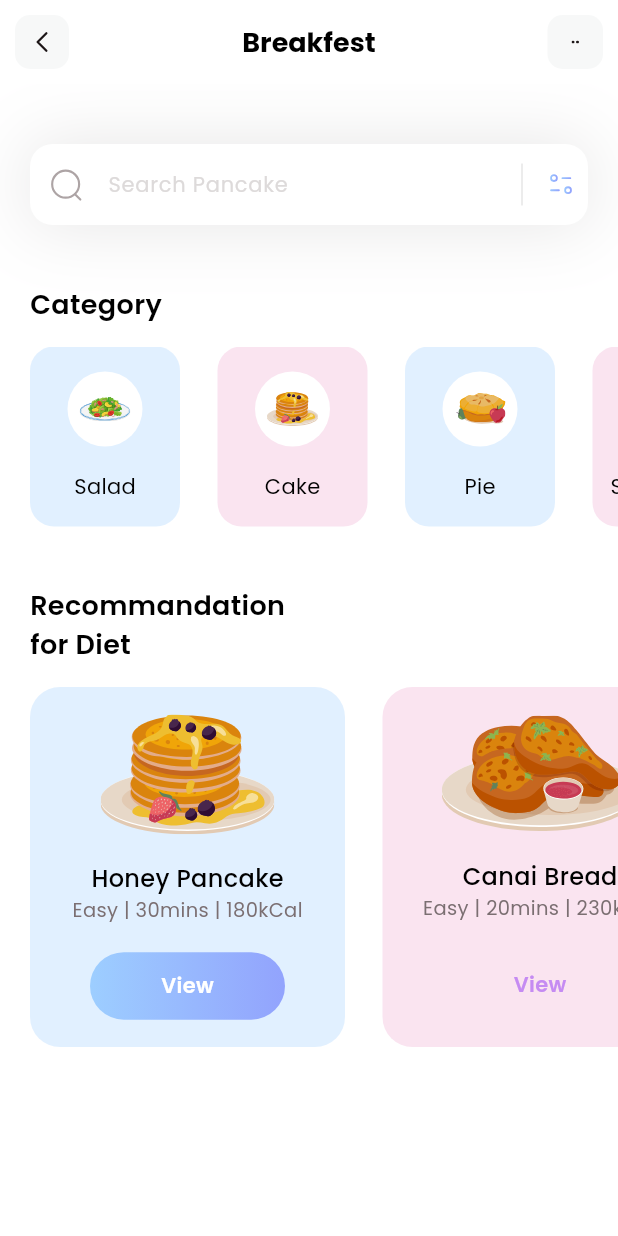
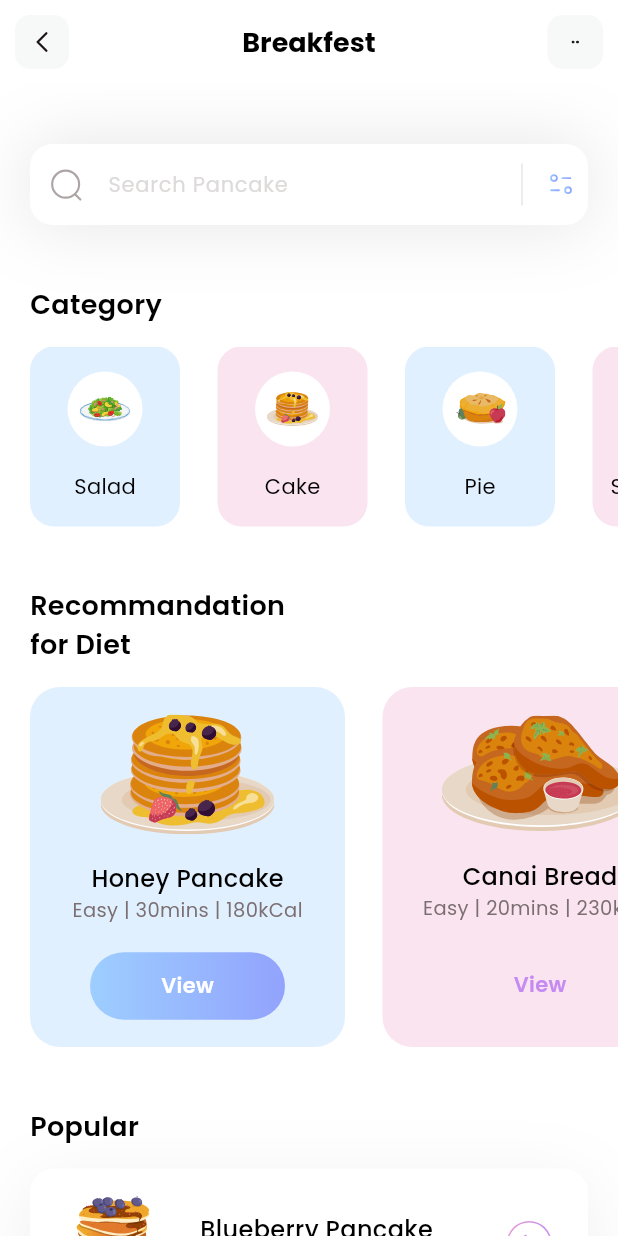
Before and after one commit to kamilawad/meals_app, a Flutter app: the screen it shows after launch, on a phone screen of 412 x 824 dp. Run offline on Flutter 3.47's test engine with Material 3 defaults, Android fonts, the phone set to English and light mode, and no system bars; our stand-ins replace flutter_svg, sqflite; accounts and stored records are empty.

Commit message:
add popular section layout

```diff
--- a/lib/models/diet_model.dart
+++ b/lib/models/diet_model.dart
@@ -19,8 +19,8 @@ class DietModel {
     required this.viewIsSelected
   });
 
-  static List < DietModel > getDiets() {
-    List < DietModel > diets = [];
+  static List <DietModel> getDiets() {
+    List <DietModel> diets = [];
 
     diets.add(
       DietModel(
--- /dev/null
+++ b/lib/models/popular_model.dart
@@ -0,0 +1,45 @@
+class PopularDietsModel {
+  String name;
+  String iconPath;
+  String level;
+  String duration;
+  String calorie;
+  bool boxIsSelected;
+
+  PopularDietsModel({
+    required this.name,
+    required this.iconPath,
+    required this.level,
+    required this.duration,
+    required this.calorie,
+    required this.boxIsSelected
+  });
+
+  static List <PopularDietsModel> getPopularDiets() {
+    List <PopularDietsModel> popularDiets = [];
+
+    popularDiets.add(
+      PopularDietsModel(
+       name: 'Blueberry Pancake',
+       iconPath: 'assets/icons/blueberry-pancake.svg',
+       level: 'Medium',
+       duration: '30mins',
+       calorie: '230kCal',
+       boxIsSelected: true,
+      )
+    );
+
+    popularDiets.add(
+      PopularDietsModel(
+       name: 'Salmon Nigiri',
+       iconPath: 'assets/icons/salmon-nigiri.svg',
+       level: 'Easy',
+       duration: '20mins',
+       calorie: '120kCal',
+       boxIsSelected: false,
+      )
+    );
+
+    return popularDiets;
+  }
+}
--- a/lib/screens/home_screen.dart
+++ b/lib/screens/home_screen.dart
@@ -2,6 +2,7 @@ import 'package:flutter/material.dart';
 import 'package:flutter_svg/flutter_svg.dart';
 import 'package:todo_app/models/category_model.dart';
 import 'package:todo_app/models/diet_model.dart';
+import 'package:todo_app/models/popular_model.dart';
 
 // ignore: must_be_immutable
 class HomeScreen extends StatelessWidget {
@@ -9,10 +10,12 @@ class HomeScreen extends StatelessWidget {
 
   List<CategoryModel> categories = [];
   List<DietModel> diets = [];
+  List<PopularDietsModel> popularDiets = [];
 
   void _getInitialInfo() {
     categories = CategoryModel.getCategories();
     diets = DietModel.getDiets();
+    popularDiets = PopularDietsModel.getPopularDiets();
   }
 
   @override
@@ -24,21 +27,111 @@ class HomeScreen extends StatelessWidget {
       body: ListView(
         children: [
           _searchField(),
-          SizedBox(height: 40,),
+          const SizedBox(height: 40,),
           _categoriesSection(),
-          SizedBox(height: 40,),
+          const SizedBox(height: 40,),
           _dietSection(),
+          const SizedBox(height: 40,),
+          _popularSection(),
+          const SizedBox(height: 40,),
         ],
       ),
     );
+  }
+
+  Column _popularSection() {
+    return Column(
+          crossAxisAlignment: CrossAxisAlignment.start,
+          children: [
+            const Padding(
+              padding: EdgeInsets.only(left: 20),
+              child: Text(
+                'Popular',
+                 style: TextStyle(
+                  color: Colors.black,
+                  fontSize: 18,
+                  fontWeight: FontWeight.w600
+                ),
+              ),
+            ),
+            const SizedBox(height: 15,),
+            ListView.separated(
+              itemCount: popularDiets.length,
+              shrinkWrap: true,
+              separatorBuilder: (context, index) => const SizedBox(height: 25,),
+              padding: const EdgeInsets.only(
+                left: 20,
+                right: 20
+              ),
+              itemBuilder: (context, index) {
+                return Container(
+                  height: 100,
+                  decoration: BoxDecoration(
+                    color: popularDiets[index].boxIsSelected ?
+                     Colors.white : Colors.transparent,
+                    borderRadius: BorderRadius.circular(16),
+                    boxShadow: popularDiets[index].boxIsSelected ? [
+                      BoxShadow(
+                        color: const Color(0xff1D1617).withOpacity(0.07),
+                        offset: const Offset(0, 10),
+                        blurRadius: 40,
+                        spreadRadius: 0
+                      )
+                    ] : []
+                  ),
+                  child: Row(
+                    mainAxisAlignment: MainAxisAlignment.spaceEvenly,
+                    children: [
+                      SvgPicture.asset(
+                        popularDiets[index].iconPath,
+                        width: 65,
+                        height: 65,
+                      ),
+                      Column(
+                        mainAxisAlignment: MainAxisAlignment.center,
+                        crossAxisAlignment: CrossAxisAlignment.start,
+                        children: [
+                          Text(
+                            popularDiets[index].name,
+                            style: const TextStyle(
+                              fontWeight: FontWeight.w500,
+                              color: Colors.black,
+                              fontSize: 16
+                            ),
+                          ),
+                          Text(
+                            '${popularDiets[index].level} | ${popularDiets[index].duration} | ${popularDiets[index].calorie}',
+                            style: const TextStyle(
+                              color: Color(0xff7B6F72),
+                              fontSize: 13,
+                              fontWeight: FontWeight.w400
+                            ),
+                          ),
+                        ],
+                      ),
+                      GestureDetector(
+                        onTap: (){},
+                        child: SvgPicture.asset(
+                          'assets/icons/button.svg',
+                          width: 30,
+                          height: 30,
+                        ),
+                      )
+                    ],
+                  ),
+                );
+              },
+            )
+          ],
+        );
   }
 
   Column _dietSection() {
     return Column(
           crossAxisAlignment: CrossAxisAlignment.start,
           children: [
-            Padding(
-              padding: const EdgeInsets.only(left: 20),
+            const Padding(
+              padding: EdgeInsets.only(left: 20),
               child: Text(
                 'Recommandation\nfor Diet',
                 style: TextStyle(
@@ -48,7 +141,7 @@ class HomeScreen extends StatelessWidget {
                 ),
               ),
             ),
-            SizedBox(height: 15,),
+            const SizedBox(height: 15,),
             Container(
               height: 240,
               child: ListView.separated(
@@ -67,15 +160,15 @@ class HomeScreen extends StatelessWidget {
                           children: [
                             Text(
                               diets[index].name,
-                              style: TextStyle(
+                              style: const TextStyle(
                                 fontWeight: FontWeight.w500,
                                 color: Colors.black,
                                 fontSize: 16
                               ),
                             ),
                             Text(
-                              diets[index].level + ' | ' + diets[index].duration + ' | ' + diets[index].calorie,
-                              style: TextStyle(
+                              '${diets[index].level} | ${diets[index].duration} | ${diets[index].calorie}',
+                              style: const TextStyle(
                                 fontWeight: FontWeight.w400,
                                 color: Color(0xff7B6F72),
                                 fontSize: 13
@@ -110,9 +203,9 @@ class HomeScreen extends StatelessWidget {
                     ),
                   );
                 },
-                separatorBuilder: (context, index) => SizedBox(width: 25,),
+                separatorBuilder: (context, index) => const SizedBox(width: 25,),
                 itemCount: diets.length,
-                padding: EdgeInsets.only(
+                padding: const EdgeInsets.only(
                   left: 20,
                   right: 20
                 ),
@@ -127,8 +220,8 @@ class HomeScreen extends StatelessWidget {
     return Column(
           crossAxisAlignment: CrossAxisAlignment.start,
           children: [
-            Padding(
-              padding: const EdgeInsets.only(left: 20),
+            const Padding(
+              padding: EdgeInsets.only(left: 20),
               child: Text(
                 'Category',
                 style: TextStyle(
@@ -138,17 +231,17 @@ class HomeScreen extends StatelessWidget {
                 ),
               ),
             ),
-            SizedBox(height: 15,),
+            const SizedBox(height: 15,),
             Container(
               height: 120,
               child: ListView.separated(
                 itemCount: categories.length,
                 scrollDirection: Axis.horizontal,
-                padding: EdgeInsets.only(
+                padding: const EdgeInsets.only(
                   left: 20,
                   right: 20,
                 ),
-                separatorBuilder: (context, index) => SizedBox(width: 25,),
+                separatorBuilder: (context, index) => const SizedBox(width: 25,),
                 itemBuilder: (context, index) {
                   return Container(
                     width: 100,
@@ -162,7 +255,7 @@ class HomeScreen extends StatelessWidget {
                         Container(
                           width: 50,
                           height: 50,
-                          decoration: BoxDecoration(
+                          decoration: const BoxDecoration(
                             color: Colors.white,
                             shape: BoxShape.circle
                           ),
@@ -173,7 +266,7 @@ class HomeScreen extends StatelessWidget {
                         ),
                         Text(
                           categories[index].name,
-                          style: TextStyle(
+                          style: const TextStyle(
                             fontWeight: FontWeight.w400,
                             color: Colors.black,
                             fontSize: 14
@@ -191,11 +284,11 @@ class HomeScreen extends StatelessWidget {
 
   Container _searchField() {
     return Container(
-          margin: EdgeInsets.only(top: 40, left: 20, right: 20),
+          margin: const EdgeInsets.only(top: 40, left: 20, right: 20),
           decoration: BoxDecoration(
             boxShadow: [
               BoxShadow(
-                color: Color(0xff1D1617).withOpacity(0.11),
+                color: const Color(0xff1D1617).withOpacity(0.11),
                 blurRadius: 40,
                 spreadRadius: 0.0
               )
@@ -205,9 +298,9 @@ class HomeScreen extends StatelessWidget {
             decoration: InputDecoration(
               filled: true,
               fillColor: Colors.white,
-              contentPadding: EdgeInsets.all(15),
+              contentPadding: const EdgeInsets.all(15),
               hintText: 'Search Pancake',
-              hintStyle: TextStyle(
+              hintStyle: const TextStyle(
                 color: Color(0xffDDDADA),
                 fontSize: 14
               ),
@@ -221,7 +314,7 @@ class HomeScreen extends StatelessWidget {
                   child: Row(
                     mainAxisAlignment: MainAxisAlignment.end,
                     children: [
-                      VerticalDivider(
+                      const VerticalDivider(
                         color: Colors.black,
                         indent: 10,
                         endIndent: 10,
@@ -246,7 +339,7 @@ class HomeScreen extends StatelessWidget {
 
   AppBar appBar() {
     return AppBar(
-      title: Text(
+      title: const Text(
         'Breakfest',
         style: TextStyle(
           color: Colors.black,
@@ -262,7 +355,7 @@ class HomeScreen extends StatelessWidget {
 
         },
         child: Container(
-          margin: EdgeInsets.all(10),
+          margin: const EdgeInsets.all(10),
           alignment: Alignment.center,
           child: SvgPicture.asset(
             'assets/icons/Arrow - Left 2.svg',
@@ -270,7 +363,7 @@ class HomeScreen extends StatelessWidget {
             width: 20,
           ),
           decoration: BoxDecoration(
-            color: Color(0xffF7F8F8),
+            color: const Color(0xffF7F8F8),
             borderRadius: BorderRadius.circular(10),
           ),
         ),
@@ -281,7 +374,7 @@ class HomeScreen extends StatelessWidget {
 
           },
           child: Container(
-            margin: EdgeInsets.all(10),
+            margin: const EdgeInsets.all(10),
             width: 37,
             alignment: Alignment.center,
             child: SvgPicture.asset(
@@ -290,7 +383,7 @@ class HomeScreen extends StatelessWidget {
               width: 5,
             ),
             decoration: BoxDecoration(
-              color: Color(0xffF7F8F8),
+              color: const Color(0xffF7F8F8),
               borderRadius: BorderRadius.circular(10),
             ),
           ),
```
